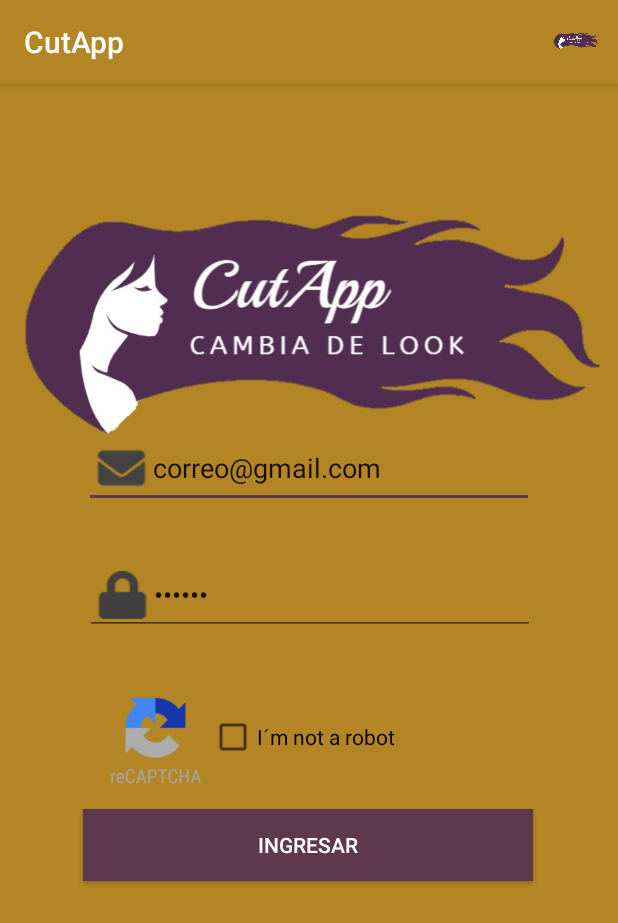
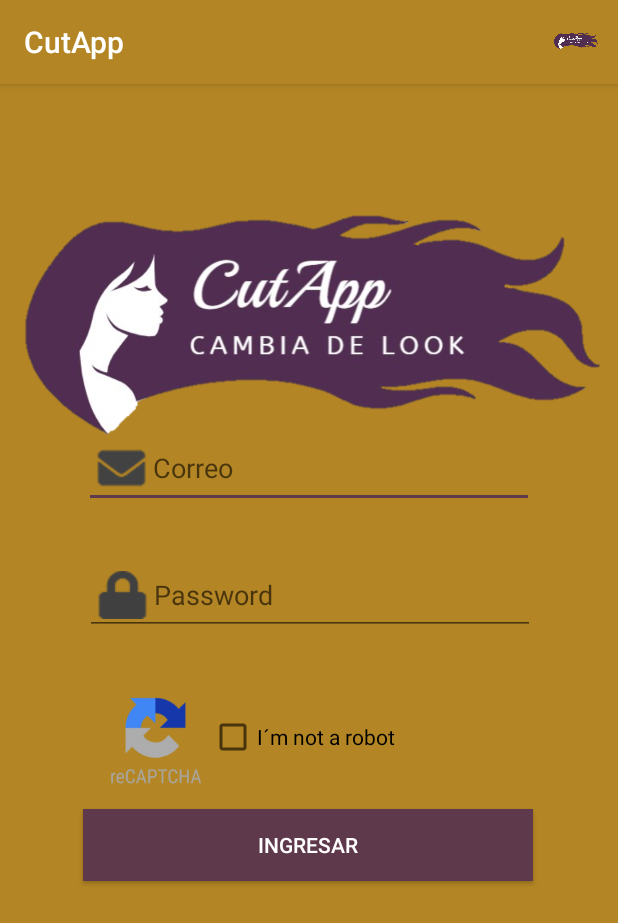
Before and after one commit to DiegoTorrePerez/TP1Cutapp, an Android app: the screen it shows after launch (Seguridad_LoginActivity), on a phone screen of 412 x 824 dp. Shown: the top 923 px of the screen. Run offline under Robolectric (Android 15) with nearby library versions, the phone set to English and light mode, and no system bars; 2 statements that could not run were skipped.

Commit message:
Cambios Finales
último update de código con cambios finales

```diff
--- a/CutApp/app/src/main/res/layout/activity_seguridad_login.xml
+++ b/CutApp/app/src/main/res/layout/activity_seguridad_login.xml
@@ -18,7 +18,6 @@
         android:ems="10"
         android:hint="@string/text_usuario"
         android:inputType="textPersonName"
-        android:text="correo@gmail.com"
         app:layout_constraintEnd_toEndOf="parent"
         app:layout_constraintHorizontal_bias="0.555"
         app:layout_constraintStart_toStartOf="parent"
@@ -54,7 +53,6 @@
         android:ems="10"
         android:hint="@string/text_password"
         android:inputType="textPassword"
-        android:text="123456"
         app:layout_constraintEnd_toEndOf="parent"
         app:layout_constraintHorizontal_bias="0.51"
         app:layout_constraintStart_toStartOf="parent"
--- a/CutApp/app/src/main/res/values/strings.xml
+++ b/CutApp/app/src/main/res/values/strings.xml
@@ -18,7 +18,7 @@
     <string name="opc_cerrarSesion">Cerrar Sesión</string>
 
     <!-- Login Activity -->
-    <string name="text_usuario">Usuario ó Correo</string>
+    <string name="text_usuario">Correo</string>
     <string name="text_password">Password</string>
     <string name="boton_ingresar">INGRESAR</string>
     <string name="boton_registrarse">Registrarse</string>
```
